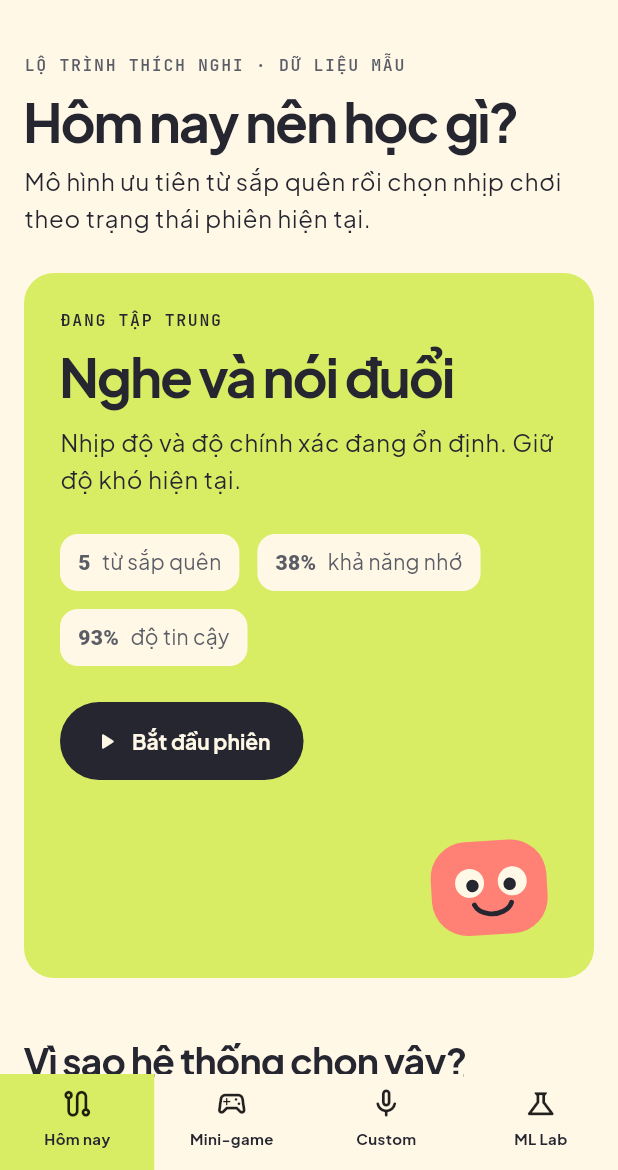
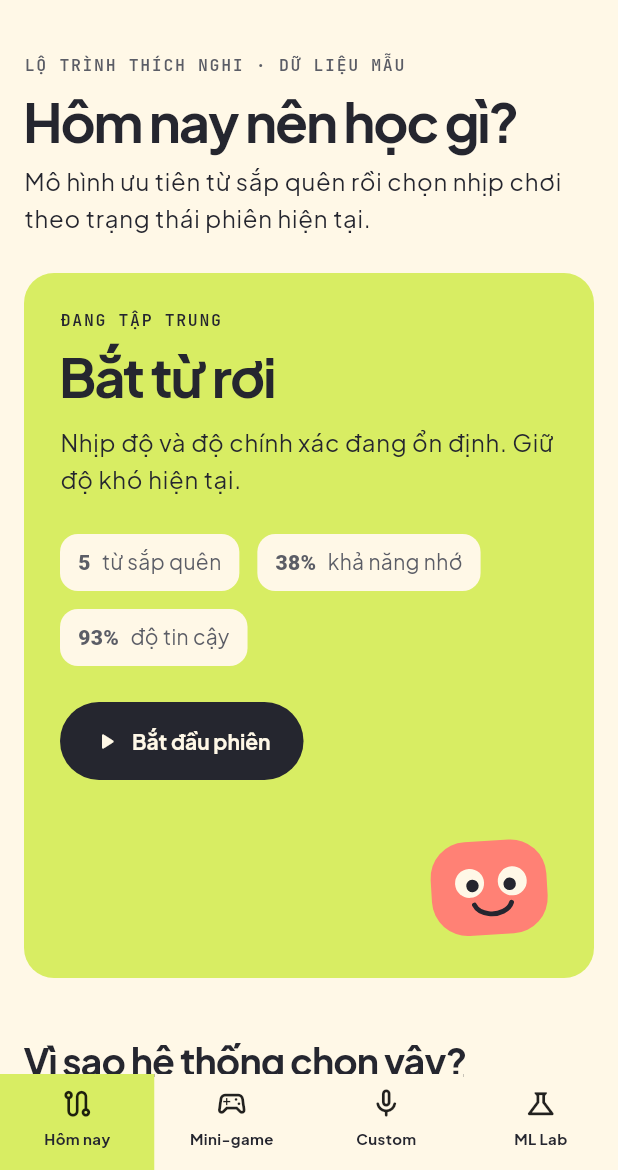
Before and after one commit to Kumi-Mi/Test_AI_TA2, a Flutter app: the screen it shows after launch, on a phone screen of 412 x 824 dp, the part 66-1236 px from its top. Run offline on Flutter 3.47's test engine with Material 3 defaults, Android fonts, the phone set to English and light mode, and no system bars; our stand-ins replace flutter_tts, shared_preferences, speech_to_text.

Commit message:
fix: make adaptive game decisions executable

```diff
--- a/lib/data/learning_session_controller.dart
+++ b/lib/data/learning_session_controller.dart
@@ -11,15 +11,17 @@ import '../ml/half_life_memory_predictor.dart';
 
 class LearningSessionController extends ChangeNotifier {
   LearningSessionController._({
-    required this._vocabulary,
+    required List<VocabularyMemory> vocabulary,
     this._preferences,
     this._planner = const AdaptiveLearningPlanner(),
-  });
+  }) : _vocabulary = vocabulary,
+       _baselineResponseSeconds = _meanResponseSeconds(vocabulary);
 
   static const _storageKey = 'learnflow_vocabulary_v1';
   final SharedPreferences? _preferences;
   final AdaptiveLearningPlanner _planner;
   final DateTime _startedAt = DateTime.now();
+  final double _baselineResponseSeconds;
   List<VocabularyMemory> _vocabulary;
   int _wins = 0;
   int _losses = 0;
@@ -52,8 +54,10 @@ class LearningSessionController extends ChangeNotifier {
     );
   }
 
-  factory LearningSessionController.demo() {
-    return LearningSessionController._(vocabulary: List.of(_seedVocabulary));
+  factory LearningSessionController.demo({List<VocabularyMemory>? vocabulary}) {
+    return LearningSessionController._(
+      vocabulary: List.of(vocabulary ?? _seedVocabulary),
+    );
   }
 
   List<VocabularyMemory> get vocabulary {
@@ -78,7 +82,10 @@ class LearningSessionController extends ChangeNotifier {
       winRate: _wins / total,
       consecutiveWins: _consecutiveWins,
       consecutiveLosses: _consecutiveLosses,
-      completionSpeedRatio: (averageResponse / 2.5).clamp(0.35, 2),
+      completionSpeedRatio: (averageResponse / _baselineResponseSeconds).clamp(
+        0.35,
+        2,
+      ),
       sessionMinutes: elapsedMinutes.clamp(1, 120),
     );
   }
@@ -101,7 +108,7 @@ class LearningSessionController extends ChangeNotifier {
     final oldFeatures = old.features;
     final newFeatures = WordMemoryFeatures(
       responseTimeSeconds: responseSeconds.clamp(0.2, 30),
-      errorCount: correct ? 0 : oldFeatures.errorCount + 1,
+      errorCount: oldFeatures.errorCount + (correct ? 0 : 1),
       hoursSinceLastSeen: 0,
       historySeen: oldFeatures.historySeen + 1,
       historyCorrect: oldFeatures.historyCorrect + (correct ? 1 : 0),
@@ -196,6 +203,15 @@ class LearningSessionController extends ChangeNotifier {
     } on Object {
       return const AdaptiveLearningPlanner();
     }
+  }
+
+  static double _meanResponseSeconds(List<VocabularyMemory> vocabulary) {
+    if (vocabulary.isEmpty) return 2.5;
+    final total = vocabulary.fold<double>(
+      0,
+      (sum, item) => sum + item.features.responseTimeSeconds,
+    );
+    return (total / vocabulary.length).clamp(0.5, 10);
   }
 
   static const _seedVocabulary = <VocabularyMemory>[
--- a/lib/domain/learning_models.dart
+++ b/lib/domain/learning_models.dart
@@ -2,7 +2,7 @@ enum EngagementState { overloaded, focused, bored }
 
 enum LearningDifficulty { gentleReview, balanced, challenge }
 
-enum MiniGameType { wordCatch, textCipher, shadowSpeaking }
+enum MiniGameType { wordCatch, textCipher }
 
 class WordMemoryFeatures {
   const WordMemoryFeatures({
--- a/lib/features/custom_input/custom_input_screen.dart
+++ b/lib/features/custom_input/custom_input_screen.dart
@@ -6,6 +6,24 @@ import '../../services/custom_exercise_generator.dart';
 import '../../services/pronunciation_scorer.dart';
 import '../../theme/design_tokens.dart';
 import '../../widgets/learnflow_components.dart';
+
+extension on PracticeMode {
+  String get displayLabel => switch (this) {
+    PracticeMode.listening => 'Nghe',
+    PracticeMode.speaking => 'Nói',
+    PracticeMode.reading => 'Đọc',
+    PracticeMode.writing => 'Viết',
+  };
+
+  String get exerciseLabel => displayLabel.toLowerCase();
+
+  Color get displayColor => switch (this) {
+    PracticeMode.listening => AppColors.cyan,
+    PracticeMode.speaking => AppColors.coral,
+    PracticeMode.reading => AppColors.pear,
+    PracticeMode.writing => AppColors.lavender,
+  };
+}
 
 class CustomInputScreen extends StatefulWidget {
   const CustomInputScreen({super.key});
@@ -193,8 +211,8 @@ class _CustomInputScreenState extends State<CustomInputScreen> {
                 _exercise = null;
                 _score = null;
               }),
-              label: Text(_modeLabel(mode)),
-              selectedColor: _modeColor(mode),
+              label: Text(mode.displayLabel),
+              selectedColor: mode.displayColor,
               backgroundColor: AppColors.paperDeep,
               side: BorderSide.none,
               showCheckmark: false,
@@ -228,20 +246,6 @@ class _CustomInputScreenState extends State<CustomInputScreen> {
       ],
     );
   }
-
-  String _modeLabel(PracticeMode mode) => switch (mode) {
-    PracticeMode.listening => 'Nghe',
-    PracticeMode.speaking => 'Nói',
-    PracticeMode.reading => 'Đọc',
-    PracticeMode.writing => 'Viết',
-  };
-
-  Color _modeColor(PracticeMode mode) => switch (mode) {
-    PracticeMode.listening => AppColors.cyan,
-    PracticeMode.speaking => AppColors.coral,
-    PracticeMode.reading => AppColors.pear,
-    PracticeMode.writing => AppColors.lavender,
-  };
 }
 
 class _ExerciseWorkbench extends StatelessWidget {
@@ -272,11 +276,11 @@ class _ExerciseWorkbench extends StatelessWidget {
     final isSpeaking = exercise.mode == PracticeMode.speaking;
     final showTarget = exercise.mode == PracticeMode.speaking;
     return LearnflowCard(
-      color: _surface(exercise.mode),
+      color: exercise.mode.displayColor,
       child: Column(
         crossAxisAlignment: CrossAxisAlignment.start,
         children: [
-          MonoLabel('Bài ${_label(exercise.mode)}', color: AppColors.ink),
+          MonoLabel('Bài ${exercise.mode.exerciseLabel}', color: AppColors.ink),
           const SizedBox(height: AppSpace.sm),
           Text(exercise.prompt, style: Theme.of(context).textTheme.titleLarge),
           if (showTarget) ...[
@@ -354,20 +358,6 @@ class _ExerciseWorkbench extends StatelessWidget {
       ),
     );
   }
-
-  static String _label(PracticeMode mode) => switch (mode) {
-    PracticeMode.listening => 'nghe',
-    PracticeMode.speaking => 'nói',
-    PracticeMode.reading => 'đọc',
-    PracticeMode.writing => 'viết',
-  };
-
-  static Color _surface(PracticeMode mode) => switch (mode) {
-    PracticeMode.listening => AppColors.cyan,
-    PracticeMode.speaking => AppColors.coral,
-    PracticeMode.reading => AppColors.pear,
-    PracticeMode.writing => AppColors.lavender,
-  };
 }
 
 class _ScoreResult extends StatelessWidget {
--- a/lib/features/dashboard/dashboard_screen.dart
+++ b/lib/features/dashboard/dashboard_screen.dart
@@ -130,7 +130,6 @@ class _PlanWorkbench extends StatelessWidget {
     final gameLabel = switch (plan.game) {
       MiniGameType.wordCatch => 'Bắt từ rơi',
       MiniGameType.textCipher => 'Giải mã văn bản',
-      MiniGameType.shadowSpeaking => 'Nghe và nói đuổi',
     };
 
     return LearnflowCard(
--- a/lib/features/shell/app_shell.dart
+++ b/lib/features/shell/app_shell.dart
@@ -4,8 +4,26 @@ import '../../data/learning_session_controller.dart';
 import '../../theme/design_tokens.dart';
 import '../custom_input/custom_input_screen.dart';
 import '../dashboard/dashboard_screen.dart';
-import '../game/word_catch_screen.dart';
+import '../game/adaptive_game_screen.dart';
 import '../lab/ml_lab_screen.dart';
+
+enum _AppDestination { today, game, custom, lab }
+
+extension on _AppDestination {
+  IconData get icon => switch (this) {
+    _AppDestination.today => Icons.route_outlined,
+    _AppDestination.game => Icons.sports_esports_outlined,
+    _AppDestination.custom => Icons.mic_none_rounded,
+    _AppDestination.lab => Icons.science_outlined,
+  };
+
+  String get label => switch (this) {
+    _AppDestination.today => 'Hôm nay',
+    _AppDestination.game => 'Mini-game',
+    _AppDestination.custom => 'Custom',
+    _AppDestination.lab => 'ML Lab',
+  };
+}
 
 class AppShell extends StatefulWidget {
   const AppShell({required this.controller, super.key});
@@ -17,17 +35,18 @@ class AppShell extends StatefulWidget {
 }
 
 class _AppShellState extends State<AppShell> {
-  int _selectedIndex = 0;
+  _AppDestination _selected = _AppDestination.today;
 
   @override
   Widget build(BuildContext context) {
     final screens = <Widget>[
       DashboardScreen(
         controller: widget.controller,
-        openGame: () => setState(() => _selectedIndex = 1),
-        openCustomInput: () => setState(() => _selectedIndex = 2),
+        openGame: () => setState(() => _selected = _AppDestination.game),
+        openCustomInput: () =>
+            setState(() => _selected = _AppDestination.custom),
       ),
-      WordCatchScreen(controller: widget.controller),
+      AdaptiveGameScreen(controller: widget.controller),
       const CustomInputScreen(),
       const MlLabScreen(),
     ];
@@ -60,31 +79,21 @@ class _AppShellState extends State<AppShell> {
       ),
       body: SafeArea(
         top: false,
-        child: IndexedStack(index: _selectedIndex, children: screens),
+        child: IndexedStack(index: _selected.index, children: screens),
       ),
       bottomNavigationBar: _SlabNavigation(
-        selectedIndex: _selectedIndex,
-        onSelected: (index) => setState(() => _selectedIndex = index),
+        selected: _selected,
+        onSelected: (destination) => setState(() => _selected = destination),
       ),
     );
   }
 }
 
 class _SlabNavigation extends StatelessWidget {
-  const _SlabNavigation({
-    required this.selectedIndex,
-    required this.onSelected,
-  });
+  const _SlabNavigation({required this.selected, required this.onSelected});
 
-  final int selectedIndex;
-  final ValueChanged<int> onSelected;
-
-  static const destinations = [
-    (Icons.route_outlined, 'Hôm nay'),
-    (Icons.sports_esports_outlined, 'Mini-game'),
-    (Icons.mic_none_rounded, 'Custom'),
-    (Icons.science_outlined, 'ML Lab'),
-  ];
+  final _AppDestination selected;
+  final ValueChanged<_AppDestination> onSelected;
 
   @override
   Widget build(BuildContext context) {
@@ -96,28 +105,27 @@ class _SlabNavigation extends StatelessWidget {
       child: SafeArea(
         top: false,
         child: Row(
-          children: List.generate(destinations.length, (index) {
-            final destination = destinations[index];
-            final selected = index == selectedIndex;
+          children: _AppDestination.values.map((destination) {
+            final isSelected = destination == selected;
             return Expanded(
               child: Semantics(
-                selected: selected,
+                selected: isSelected,
                 button: true,
-                label: destination.$2,
+                label: destination.label,
                 child: InkWell(
-                  onTap: () => onSelected(index),
+                  onTap: () => onSelected(destination),
                   child: AnimatedContainer(
                     duration: const Duration(milliseconds: 150),
                     constraints: const BoxConstraints(minHeight: 64),
-                    color: selected ? AppColors.pear : AppColors.paper,
+                    color: isSelected ? AppColors.pear : AppColors.paper,
                     padding: const EdgeInsets.symmetric(vertical: AppSpace.xs),
                     child: Column(
                       mainAxisSize: MainAxisSize.min,
                       children: [
-                        Icon(destination.$1, size: 23),
+                        Icon(destination.icon, size: 23),
                         const SizedBox(height: AppSpace.xxs),
                         Text(
-                          destination.$2,
+                          destination.label,
                           maxLines: 1,
                           overflow: TextOverflow.fade,
                           softWrap: false,
@@ -133,7 +141,7 @@ class _SlabNavigation extends StatelessWidget {
                 ),
               ),
             );
-          }),
+          }).toList(),
         ),
       ),
     );
--- a/lib/ml/adaptive_difficulty_adapter.dart
+++ b/lib/ml/adaptive_difficulty_adapter.dart
@@ -14,7 +14,7 @@ class AdaptiveDifficultyAdapter {
 
   final EngagementModelWeights weights;
 
-  DifficultyRecommendation recommend(SessionFeatures input) {
+  List<double> featureVector(SessionFeatures input) {
     final winRate = input.winRate.clamp(0, 1).toDouble();
     final wins = (input.consecutiveWins / 8).clamp(0, 1).toDouble();
     final losses = (input.consecutiveLosses / 6).clamp(0, 1).toDouble();
@@ -25,7 +25,7 @@ class AdaptiveDifficultyAdapter {
     final streakLoad = math.max(wins, losses);
     final fatigue = session * (0.35 + 0.65 * streakLoad);
 
-    final features = <double>[
+    return <double>[
       1,
       winRate,
       wins,
@@ -39,6 +39,10 @@ class AdaptiveDifficultyAdapter {
       (1 - (input.completionSpeedRatio - 1).abs()).clamp(0, 1).toDouble(),
       1 - extended,
     ];
+  }
+
+  DifficultyRecommendation recommend(SessionFeatures input) {
+    final features = featureVector(input);
     final logits = {
       for (final state in EngagementState.values)
         state: _dot(weights.forState(state), features),
@@ -105,15 +109,49 @@ class EngagementModelWeights {
 
   final List<List<double>> coefficients;
 
+  static const featureOrder = <String>[
+    'bias',
+    'winRate',
+    'wins',
+    'losses',
+    'session',
+    'extended',
+    'fast',
+    'slow',
+    'fatigue',
+    'winBalance',
+    'speedBalance',
+    'notExtended',
+  ];
+
   List<double> forState(EngagementState state) => coefficients[state.index];
 
   factory EngagementModelWeights.fromJson(Map<String, dynamic> json) {
+    final rawOrder = (json['featureOrder'] as List<dynamic>?)
+        ?.map((value) => value as String)
+        .toList();
+    if (rawOrder == null || !_sameOrder(rawOrder, featureOrder)) {
+      throw const FormatException('Unsupported engagement feature order.');
+    }
     final raw = json['coefficients'] as Map<String, dynamic>;
     return EngagementModelWeights(
       coefficients: EngagementState.values.map((state) {
         final values = raw[state.name] as List<dynamic>;
+        if (values.length != featureOrder.length) {
+          throw FormatException(
+            'Expected ${featureOrder.length} coefficients for ${state.name}.',
+          );
+        }
         return values.map((value) => (value as num).toDouble()).toList();
       }).toList(),
     );
   }
+
+  static bool _sameOrder(List<String> left, List<String> right) {
+    if (left.length != right.length) return false;
+    for (var index = 0; index < left.length; index++) {
+      if (left[index] != right[index]) return false;
+    }
+    return true;
+  }
 }
--- a/lib/ml/adaptive_learning_planner.dart
+++ b/lib/ml/adaptive_learning_planner.dart
@@ -33,7 +33,7 @@ class AdaptiveLearningPlanner {
 
     final game = switch (recommendation.difficulty) {
       LearningDifficulty.gentleReview => MiniGameType.wordCatch,
-      LearningDifficulty.balanced => MiniGameType.shadowSpeaking,
+      LearningDifficulty.balanced => MiniGameType.wordCatch,
       LearningDifficulty.challenge => MiniGameType.textCipher,
     };
 
```
Also changed, not shown: lib/features/game/adaptive_game_screen.dart (added, +20 -0 lines), lib/features/game/text_cipher_screen.dart (added, +252 -0 lines), lib/features/game/word_catch_screen.dart (+20 -8 lines), tool/engagement_feature_contract.json (added, +23 -0 lines), 6 other files.
